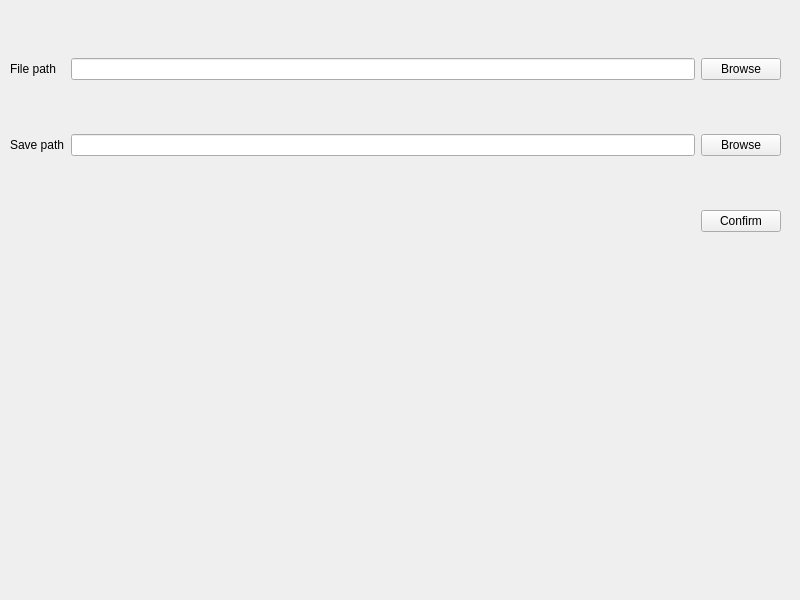
cailirl980519/html-to-eml, file pyqt_project/layout.ui: the form before one commit.
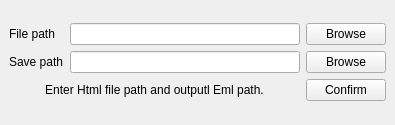
The form after the commit.

Patch:
```diff
--- a/pyqt_project/layout.ui
+++ b/pyqt_project/layout.ui
@@ -6,69 +6,92 @@
    <rect>
     <x>0</x>
     <y>0</y>
-    <width>800</width>
-    <height>600</height>
+    <width>395</width>
+    <height>125</height>
    </rect>
   </property>
   <property name="windowTitle">
-   <string>MainWindow</string>
+    <string>Html to Eml</string>
   </property>
   <widget class="QWidget" name="centralwidget">
-   <widget class="QWidget" name="gridLayoutWidget">
-    <property name="geometry">
-     <rect>
-      <x>10</x>
-      <y>10</y>
-      <width>771</width>
-      <height>271</height>
-     </rect>
-    </property>
+    <layout class="QGridLayout" name="gridLayout_2">
+    <item row="0" column="0">
     <layout class="QGridLayout" name="gridLayout">
-     <item row="0" column="2">
-      <widget class="QPushButton" name="browse">
-       <property name="text">
-        <string>Browse</string>
-       </property>
-      </widget>
-     </item>
      <item row="1" column="0">
       <widget class="QLabel" name="output_label">
+        <property name="font">
+            <font>
+            <family>Arial</family>
+            </font>
+        </property>
        <property name="text">
         <string>Save path</string>
        </property>
       </widget>
      </item>
-     <item row="0" column="1">
-      <widget class="QLineEdit" name="path"/>
-     </item>
      <item row="0" column="0">
       <widget class="QLabel" name="path_label">
+        <property name="font">
+            <font>
+            <family>Arial</family>
+            </font>
+        </property>
        <property name="text">
         <string>File path</string>
        </property>
       </widget>
      </item>
-     <item row="1" column="2">
-      <widget class="QPushButton" name="browse2">
-       <property name="text">
-        <string>Browse</string>
-       </property>
-      </widget>
-     </item>
-     <item row="1" column="1">
-      <widget class="QLineEdit" name="output"/>
-     </item>
      <item row="2" column="2">
       <widget class="QPushButton" name="pushButton">
+        <property name="font">
+            <font>
+            <family>Arial</family>
+            </font>
+        </property>
        <property name="text">
         <string>Confirm</string>
        </property>
       </widget>
      </item>
-     <item row="2" column="1">
-      <widget class="QLabel" name="status_label">
+        <item row="0" column="2">
+        <widget class="QPushButton" name="browse">
+        <property name="font">
+            <font>
+            <family>Arial</family>
+            </font>
+        </property>
        <property name="text">
-        <string/>
+            <string>Browse</string>
+        </property>
+        </widget>
+        </item>
+        <item row="0" column="1">
+        <widget class="QLineEdit" name="path"/>
+        </item>
+        <item row="1" column="1">
+        <widget class="QLineEdit" name="output"/>
+        </item>
+        <item row="1" column="2">
+        <widget class="QPushButton" name="browse2">
+        <property name="font">
+            <font>
+            <family>Arial</family>
+            </font>
+        </property>
+        <property name="text">
+            <string>Browse</string>
+        </property>
+        </widget>
+        </item>
+        <item row="2" column="0" colspan="2">
+        <widget class="QLabel" name="status">
+        <property name="font">
+            <font>
+            <family>Arial</family>
+            </font>
+        </property>
+        <property name="text">
+            <string>Enter Html file path and outputl Eml path.</string>
        </property>
        <property name="alignment">
         <set>Qt::AlignCenter</set>
@@ -76,7 +99,8 @@
       </widget>
      </item>
     </layout>
-   </widget>
+    </item>
+    </layout>
   </widget>
  </widget>
  <resources/>
```
Lines whose indentation alone changed are shown as unchanged.
